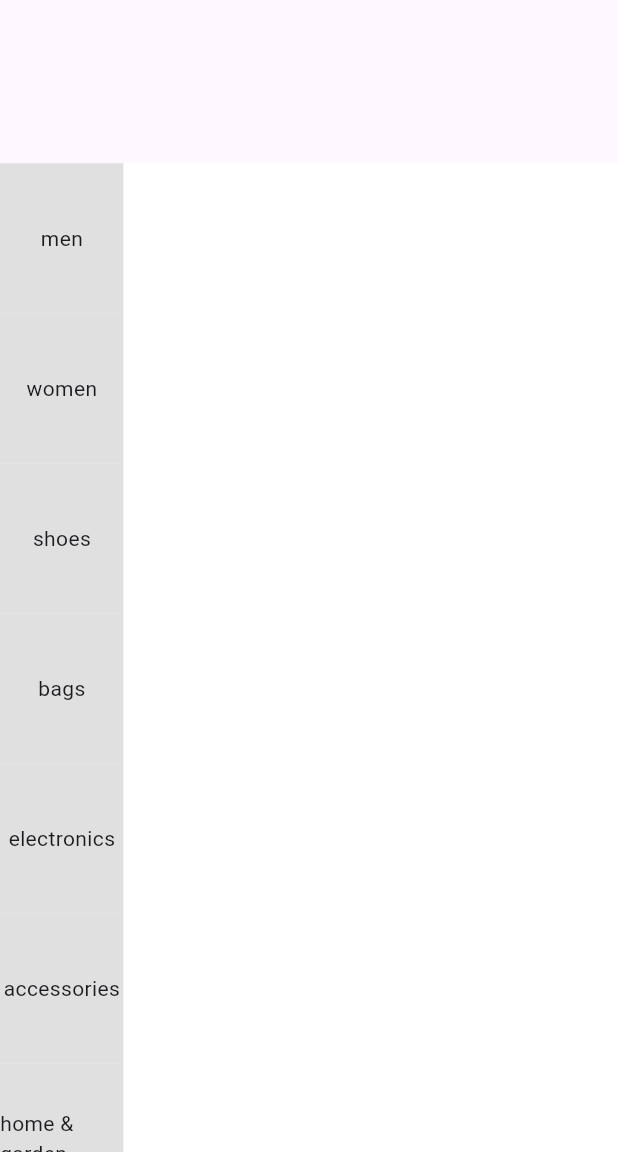
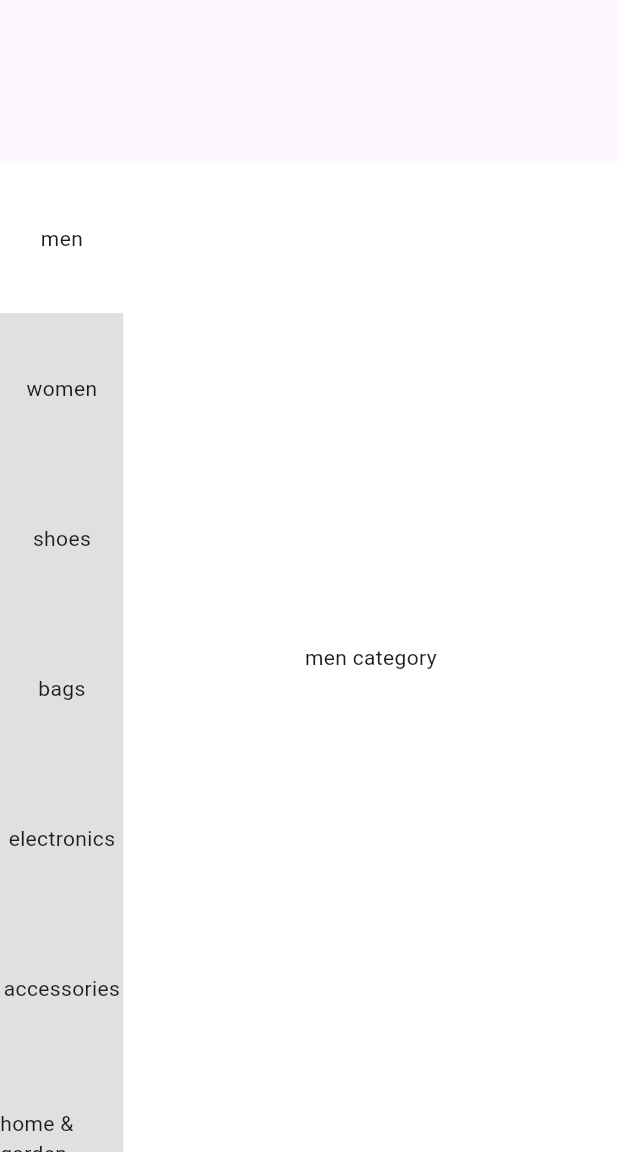
Before and after one commit to Xcheche/multi_store_app, a Flutter app: the CategoryScreen screen opened directly, on a phone screen of 412 x 824 dp, the part 84-1236 px from its top. Run offline on Flutter 3.47's test engine with Material 3 defaults, Android fonts, the phone set to English and light mode, and no system bars.

Commit message:
in progress

```diff
--- a/lib/main_screens/category.dart
+++ b/lib/main_screens/category.dart
@@ -22,6 +22,18 @@ class CategoryScreen extends StatefulWidget {
 }
 
 class _CategoryScreenState extends State<CategoryScreen> {
+  final PageController _pageController = PageController();
+  @override
+  void initState() {
+    for (var element in items) {
+      element.isSelected = false;
+    }
+    setState(() {
+      items[0].isSelected = true;
+    });
+    super.initState();
+  }
+
   @override
   Widget build(BuildContext context) {
     var size = MediaQuery.of(context).size;
@@ -57,12 +69,9 @@ class _CategoryScreenState extends State<CategoryScreen> {
         itemBuilder: (context, index) {
           return GestureDetector(
             onTap: () {
-              for (var element in items) {
-                element.isSelected = false;
-              }
-              setState(() {
-                items[index].isSelected = true;
-              });
+              _pageController.animateToPage(index,
+                  duration: const Duration(milliseconds: 100),
+                  curve: Curves.bounceInOut);
             },
             child: Container(
               color: items[index].isSelected == true
@@ -84,6 +93,65 @@ class _CategoryScreenState extends State<CategoryScreen> {
       height: size.height * 0.8,
       width: size.width * 0.8,
       color: Colors.white,
+      child: PageView(
+        controller: _pageController,
+        onPageChanged: (value) {
+          for (var element in items) {
+            element.isSelected = false;
+          }
+          setState(() {
+            items[value].isSelected = true;
+          });
+        },
+        scrollDirection: Axis.vertical,
+        children: const [
+          Center(
+            child: Text(
+              'men category',
+            ),
+          ),
+          Center(
+            child: Text(
+              'women category',
+            ),
+          ),
+          Center(
+            child: Text(
+              'shoes category',
+            ),
+          ),
+          Center(
+            child: Text(
+              'bags category',
+            ),
+          ),
+          Center(
+            child: Text(
+              'electronics category',
+            ),
+          ),
+          Center(
+            child: Text(
+              'accessories category',
+            ),
+          ),
+          Center(
+            child: Text(
+              'home & garden category',
+            ),
+          ),
+          Center(
+            child: Text(
+              'kids category',
+            ),
+          ),
+          Center(
+            child: Text(
+              'beauty category',
+            ),
+          )
+        ],
+      ),
     );
   }
 }
```
